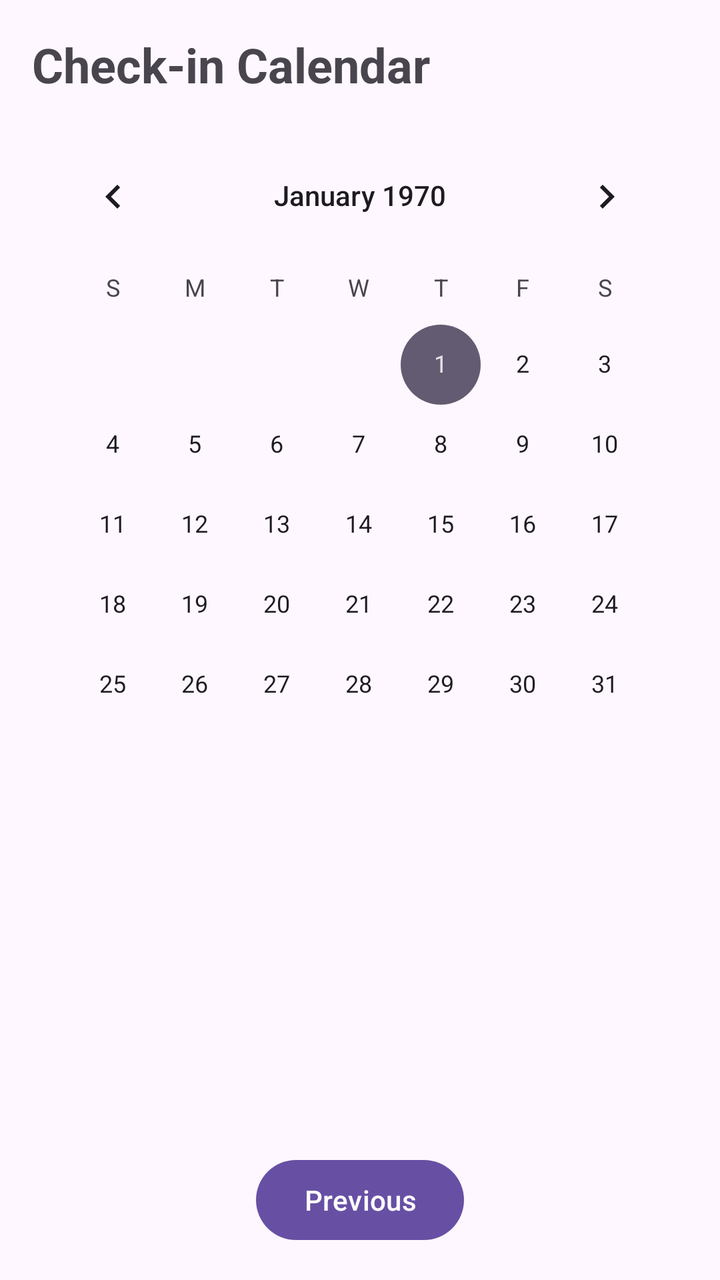
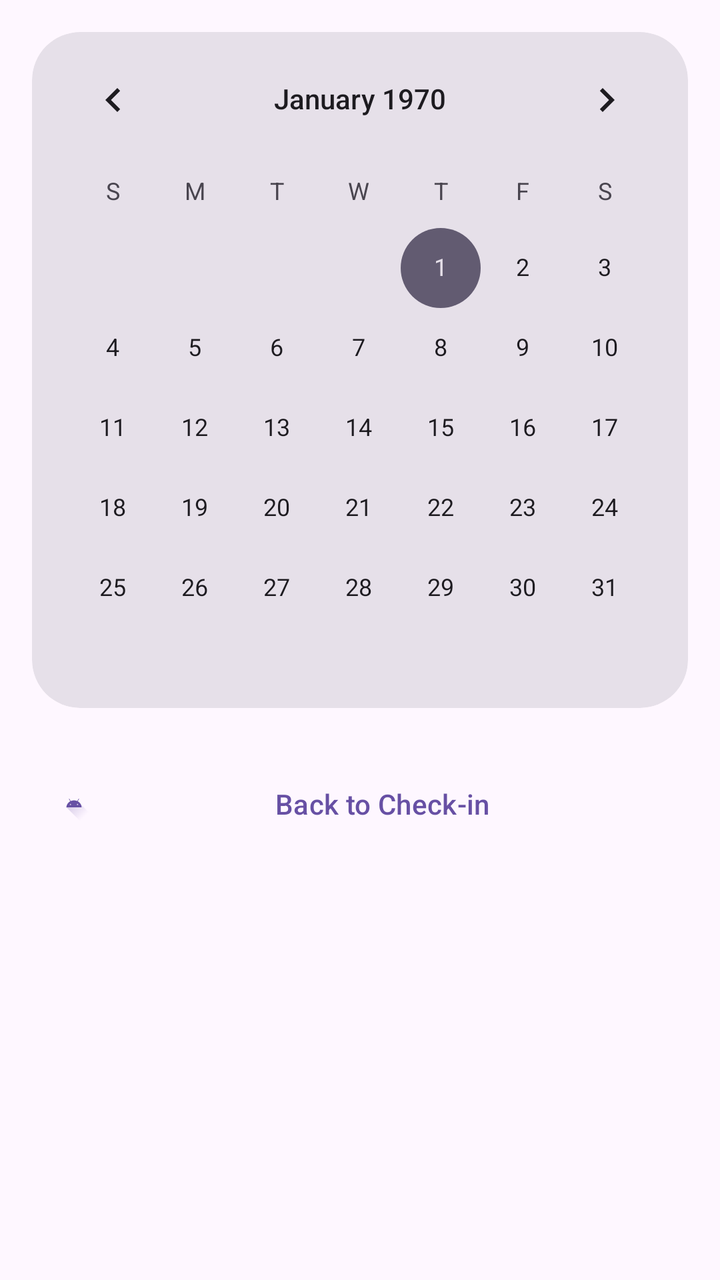

Screens rendered from an Android XML layout before and after an edit, with the pre-edit source and the edit as a unified diff.
<!-- AndroidManifest.xml: application theme Theme.MyApplication -->
<!-- res/layout/fragment_second.xml -->
<?xml version="1.0" encoding="utf-8"?>
<androidx.constraintlayout.widget.ConstraintLayout xmlns:android="http://schemas.android.com/apk/res/android"
    xmlns:app="http://schemas.android.com/apk/res-auto"
    xmlns:tools="http://schemas.android.com/tools"
    android:layout_width="match_parent"
    android:layout_height="match_parent"
    android:padding="16dp"
    tools:context=".SecondFragment">

    <TextView
        android:id="@+id/textview_calendar_title"
        android:layout_width="wrap_content"
        android:layout_height="wrap_content"
        android:text="@string/calendar_title"
        android:textSize="24sp"
        android:textStyle="bold"
        app:layout_constraintTop_toTopOf="parent"
        app:layout_constraintStart_toStartOf="parent" />

    <CalendarView
        android:id="@+id/calendarView"
        android:layout_width="0dp"
        android:layout_height="wrap_content"
        android:layout_marginTop="16dp"
        app:layout_constraintTop_toBottomOf="@id/textview_calendar_title"
        app:layout_constraintStart_toStartOf="parent"
        app:layout_constraintEnd_toEndOf="parent" />

    <com.google.android.material.card.MaterialCardView
        android:id="@+id/card_day_detail"
        android:layout_width="0dp"
        android:layout_height="wrap_content"
        android:layout_marginTop="16dp"
        android:visibility="gone"
        app:cardCornerRadius="8dp"
        app:cardElevation="2dp"
        app:layout_constraintTop_toBottomOf="@id/calendarView"
        app:layout_constraintStart_toStartOf="parent"
        app:layout_constraintEnd_toEndOf="parent">

        <LinearLayout
            android:layout_width="match_parent"
            android:layout_height="wrap_content"
            android:orientation="vertical"
            android:padding="16dp">

            <TextView
                android:id="@+id/textview_detail_date"
                android:layout_width="wrap_content"
                android:layout_height="wrap_content"
                android:textStyle="bold" />

            <TextView
                android:id="@+id/textview_detail_scale"
                android:layout_width="wrap_content"
                android:layout_height="wrap_content"
                android:layout_marginTop="4dp"
                android:textColor="?attr/colorPrimary" />

            <TextView
                android:id="@+id/textview_detail_description"
                android:layout_width="wrap_content"
                android:layout_height="wrap_content"
                android:layout_marginTop="8dp" />
        </LinearLayout>
    </com.google.android.material.card.MaterialCardView>

    <TextView
        android:id="@+id/textview_no_data"
        android:layout_width="wrap_content"
        android:layout_height="wrap_content"
        android:layout_marginTop="24dp"
        android:text="No check-in for this date"
        android:visibility="gone"
        app:layout_constraintTop_toBottomOf="@id/calendarView"
        app:layout_constraintStart_toStartOf="parent"
        app:layout_constraintEnd_toEndOf="parent" />

    <Button
        android:id="@+id/button_second"
        android:layout_width="wrap_content"
        android:layout_height="wrap_content"
        android:layout_marginTop="24dp"
        android:text="@string/previous"
        app:layout_constraintBottom_toBottomOf="parent"
        app:layout_constraintStart_toStartOf="parent"
        app:layout_constraintEnd_toEndOf="parent" />

</androidx.constraintlayout.widget.ConstraintLayout>
<!-- resources referenced by this layout -->
<resources>
  <string name="calendar_title">Check-in Calendar</string>
  <string name="previous">Previous</string>
  <style name="Theme.MyApplication" parent="Base.Theme.MyApplication" />
  <style name="Base.Theme.MyApplication" parent="Theme.Material3.DayNight.NoActionBar">
          
          
      </style>
</resources>

<!-- the commit's change to res/layout/fragment_second.xml (unified diff, before → after) -->
@@ -4,39 +4,16 @@
     xmlns:tools="http://schemas.android.com/tools"
     android:layout_width="match_parent"
     android:layout_height="match_parent"
-    android:padding="16dp"
     tools:context=".SecondFragment">
 
-    <TextView
-        android:id="@+id/textview_calendar_title"
-        android:layout_width="wrap_content"
-        android:layout_height="wrap_content"
-        android:text="@string/calendar_title"
-        android:textSize="24sp"
-        android:textStyle="bold"
-        app:layout_constraintTop_toTopOf="parent"
-        app:layout_constraintStart_toStartOf="parent" />
-
-    <CalendarView
-        android:id="@+id/calendarView"
+    <androidx.core.widget.NestedScrollView
         android:layout_width="0dp"
-        android:layout_height="wrap_content"
-        android:layout_marginTop="16dp"
-        app:layout_constraintTop_toBottomOf="@id/textview_calendar_title"
+        android:layout_height="0dp"
+        android:clipToPadding="false"
+        app:layout_constraintBottom_toBottomOf="parent"
+        app:layout_constraintEnd_toEndOf="parent"
         app:layout_constraintStart_toStartOf="parent"
-        app:layout_constraintEnd_toEndOf="parent" />
-
-    <com.google.android.material.card.MaterialCardView
-        android:id="@+id/card_day_detail"
-        android:layout_width="0dp"
-        android:layout_height="wrap_content"
-        android:layout_marginTop="16dp"
-        android:visibility="gone"
-        app:cardCornerRadius="8dp"
-        app:cardElevation="2dp"
-        app:layout_constraintTop_toBottomOf="@id/calendarView"
-        app:layout_constraintStart_toStartOf="parent"
-        app:layout_constraintEnd_toEndOf="parent">
+        app:layout_constraintTop_toTopOf="parent">
 
         <LinearLayout
             android:layout_width="match_parent"
@@ -44,46 +21,79 @@
             android:orientation="vertical"
             android:padding="16dp">
 
+            <com.google.android.material.card.MaterialCardView
+                style="?attr/materialCardViewFilledStyle"
+                android:layout_width="match_parent"
+                android:layout_height="wrap_content"
+                app:cardCornerRadius="24dp"
+                app:cardElevation="0dp">
+
+                <CalendarView
+                    android:id="@+id/calendarView"
+                    android:layout_width="match_parent"
+                    android:layout_height="wrap_content" />
+            </com.google.android.material.card.MaterialCardView>
+
+            <com.google.android.material.card.MaterialCardView
+                android:id="@+id/card_day_detail"
+                style="?attr/materialCardViewOutlinedStyle"
+                android:layout_width="match_parent"
+                android:layout_height="wrap_content"
+                android:layout_marginTop="16dp"
+                android:visibility="gone"
+                app:cardCornerRadius="16dp"
+                app:cardElevation="0dp">
+
+                <LinearLayout
+                    android:layout_width="match_parent"
+                    android:layout_height="wrap_content"
+                    android:orientation="vertical"
+                    android:padding="16dp">
+
+                    <TextView
+                        android:id="@+id/textview_detail_date"
+                        android:layout_width="wrap_content"
+                        android:layout_height="wrap_content"
+                        android:textAppearance="?attr/textAppearanceTitleMedium"
+                        android:textStyle="bold" />
+
+                    <TextView
+                        android:id="@+id/textview_detail_scale"
+                        android:layout_width="wrap_content"
+                        android:layout_height="wrap_content"
+                        android:layout_marginTop="4dp"
+                        android:textAppearance="?attr/textAppearanceBodyLarge"
+                        android:textColor="?attr/colorPrimary" />
+
+                    <TextView
+                        android:id="@+id/textview_detail_description"
+                        android:layout_width="match_parent"
+                        android:layout_height="wrap_content"
+                        android:layout_marginTop="12dp"
+                        android:textAppearance="?attr/textAppearanceBodyMedium" />
+                </LinearLayout>
+            </com.google.android.material.card.MaterialCardView>
+
             <TextView
-                android:id="@+id/textview_detail_date"
+                android:id="@+id/textview_no_data"
                 android:layout_width="wrap_content"
                 android:layout_height="wrap_content"
-                android:textStyle="bold" />
+                android:layout_gravity="center"
+                android:layout_marginTop="32dp"
+                android:text="No check-in for this date"
+                android:textAppearance="?attr/textAppearanceBodyLarge"
+                android:visibility="gone" />
 
-            <TextView
-                android:id="@+id/textview_detail_scale"
-                android:layout_width="wrap_content"
+            <com.google.android.material.button.MaterialButton
+                android:id="@+id/button_second"
+                style="@style/Widget.Material3.Button.TextButton"
+                android:layout_width="match_parent"
                 android:layout_height="wrap_content"
-                android:layout_marginTop="4dp"
-                android:textColor="?attr/colorPrimary" />
+                android:layout_marginTop="24dp"
+                android:text="Back to Check-in"
+                app:icon="@drawable/ic_launcher_foreground" />
 
-            <TextView
-                android:id="@+id/textview_detail_description"
-                android:layout_width="wrap_content"
-                android:layout_height="wrap_content"
-                android:layout_marginTop="8dp" />
         </LinearLayout>
-    </com.google.android.material.card.MaterialCardView>
-
-    <TextView
-        android:id="@+id/textview_no_data"
-        android:layout_width="wrap_content"
-        android:layout_height="wrap_content"
-        android:layout_marginTop="24dp"
-        android:text="No check-in for this date"
-        android:visibility="gone"
-        app:layout_constraintTop_toBottomOf="@id/calendarView"
-        app:layout_constraintStart_toStartOf="parent"
-        app:layout_constraintEnd_toEndOf="parent" />
-
-    <Button
-        android:id="@+id/button_second"
-        android:layout_width="wrap_content"
-        android:layout_height="wrap_content"
-        android:layout_marginTop="24dp"
-        android:text="@string/previous"
-        app:layout_constraintBottom_toBottomOf="parent"
-        app:layout_constraintStart_toStartOf="parent"
-        app:layout_constraintEnd_toEndOf="parent" />
+    </androidx.core.widget.NestedScrollView>
 
 </androidx.constraintlayout.widget.ConstraintLayout>
<!-- resource entries referenced after the edit -->
@@ -1,7 +1,36 @@
 <!-- resources referenced by this layout -->
 <resources>
-  <string name="calendar_title">Check-in Calendar</string>
-  <string name="previous">Previous</string>
+  <!-- drawable ic_launcher_foreground (drawable) -->
+  <vector xmlns:android="http://schemas.android.com/apk/res/android"
+      xmlns:aapt="http://schemas.android.com/aapt"
+      android:width="108dp"
+      android:height="108dp"
+      android:viewportWidth="108"
+      android:viewportHeight="108">
+      <path android:pathData="M31,63.928c0,0 6.4,-11 12.1,-13.1c7.2,-2.6 26,-1.4 26,-1.4l38.1,38.1L107,108.928l-32,-1L31,63.928z">
+          <aapt:attr name="android:fillColor">
+              <gradient
+                  android:endX="85.84757"
+                  android:endY="92.4963"
+                  android:startX="42.9492"
+                  android:startY="49.59793"
+                  android:type="linear">
+                  <item
+                      android:color="#44000000"
+                      android:offset="0.0" />
+                  <item
+                      android:color="#00000000"
+                      android:offset="1.0" />
+              </gradient>
+          </aapt:attr>
+      </path>
+      <path
+          android:fillColor="#FFFFFF"
+          android:fillType="nonZero"
+          android:pathData="M65.3,45.828l3.8,-6.6c0.2,-0.4 0.1,-0.9 -0.3,-1.1c-0.4,-0.2 -0.9,-0.1 -1.1,0.3l-3.9,6.7c-6.3,-2.8 -13.4,-2.8 -19.7,0l-3.9,-6.7c-0.2,-0.4 -0.7,-0.5 -1.1,-0.3C38.8,38.328 38.7,38.828 38.9,39.228l3.8,6.6C36.2,49.428 31.7,56.028 31,63.928h46C76.3,56.028 71.8,49.428 65.3,45.828zM43.4,57.328c-0.8,0 -1.5,-0.5 -1.8,-1.2c-0.3,-0.7 -0.1,-1.5 0.4,-2.1c0.5,-0.5 1.4,-0.7 2.1,-0.4c0.7,0.3 1.2,1 1.2,1.8C45.3,56.528 44.5,57.328 43.4,57.328L43.4,57.328zM64.6,57.328c-0.8,0 -1.5,-0.5 -1.8,-1.2s-0.1,-1.5 0.4,-2.1c0.5,-0.5 1.4,-0.7 2.1,-0.4c0.7,0.3 1.2,1 1.2,1.8C66.5,56.528 65.6,57.328 64.6,57.328L64.6,57.328z"
+          android:strokeWidth="1"
+          android:strokeColor="#00000000" />
+  </vector>
   <style name="Theme.MyApplication" parent="Base.Theme.MyApplication" />
   <style name="Base.Theme.MyApplication" parent="Theme.Material3.DayNight.NoActionBar">
           
